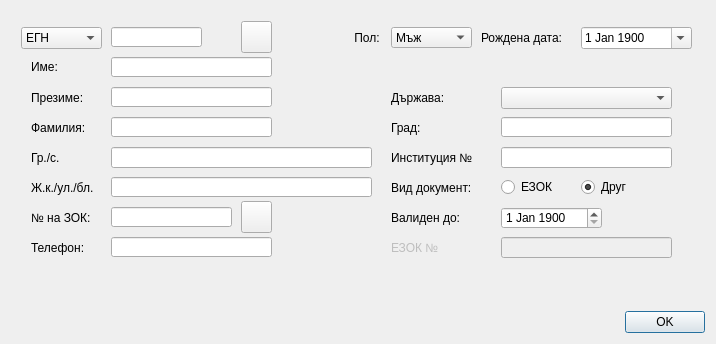
This is src/View/Widgets/PatientFormDialog.ui in thefinalcutbg/DinoDent as Qt 5 draws it before an edit. The edited form follows.
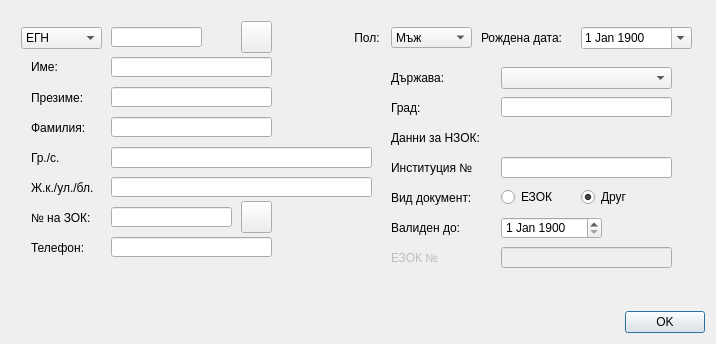
This is the edited form. Custom widgets are drawn as their Qt base class.

Commit message: Foreigner fields updated

The edit to the form file:
```diff
--- a/src/View/Widgets/PatientFormDialog.ui
+++ b/src/View/Widgets/PatientFormDialog.ui
@@ -348,14 +348,14 @@
         <x>370</x>
         <y>46</y>
         <width>311</width>
-        <height>211</height>
+        <height>221</height>
        </rect>
       </property>
       <widget class="QLabel" name="label_10">
        <property name="geometry">
         <rect>
          <x>10</x>
-         <y>30</y>
+         <y>10</y>
          <width>71</width>
          <height>21</height>
         </rect>
@@ -368,7 +368,7 @@
        <property name="geometry">
         <rect>
          <x>120</x>
-         <y>30</y>
+         <y>10</y>
          <width>171</width>
          <height>22</height>
         </rect>
@@ -378,7 +378,7 @@
        <property name="geometry">
         <rect>
          <x>120</x>
-         <y>150</y>
+         <y>160</y>
          <width>101</width>
          <height>22</height>
         </rect>
@@ -391,7 +391,7 @@
        </property>
        <property name="maximumDateTime">
         <datetime>
-         <hour>15</hour>
+         <hour>13</hour>
          <minute>59</minute>
          <second>59</second>
          <year>9999</year>
@@ -418,7 +418,7 @@
        <property name="geometry">
         <rect>
          <x>10</x>
-         <y>150</y>
+         <y>160</y>
          <width>91</width>
          <height>21</height>
         </rect>
@@ -431,7 +431,7 @@
        <property name="geometry">
         <rect>
          <x>10</x>
-         <y>120</y>
+         <y>130</y>
          <width>101</width>
          <height>21</height>
         </rect>
@@ -444,7 +444,7 @@
        <property name="geometry">
         <rect>
          <x>120</x>
-         <y>120</y>
+         <y>130</y>
          <width>61</width>
          <height>20</height>
         </rect>
@@ -460,7 +460,7 @@
        <property name="geometry">
         <rect>
          <x>200</x>
-         <y>120</y>
+         <y>130</y>
          <width>61</width>
          <height>20</height>
         </rect>
@@ -476,7 +476,7 @@
        <property name="geometry">
         <rect>
          <x>120</x>
-         <y>90</y>
+         <y>100</y>
          <width>171</width>
          <height>21</height>
         </rect>
@@ -486,7 +486,7 @@
        <property name="geometry">
         <rect>
          <x>10</x>
-         <y>90</y>
+         <y>100</y>
          <width>101</width>
          <height>21</height>
         </rect>
@@ -502,7 +502,7 @@
        <property name="geometry">
         <rect>
          <x>10</x>
-         <y>180</y>
+         <y>190</y>
          <width>91</width>
          <height>21</height>
         </rect>
@@ -518,7 +518,7 @@
        <property name="geometry">
         <rect>
          <x>120</x>
-         <y>180</y>
+         <y>190</y>
          <width>171</width>
          <height>21</height>
         </rect>
@@ -528,7 +528,7 @@
        <property name="geometry">
         <rect>
          <x>120</x>
-         <y>60</y>
+         <y>40</y>
          <width>171</width>
          <height>20</height>
         </rect>
@@ -550,7 +550,7 @@
        <property name="geometry">
         <rect>
          <x>10</x>
-         <y>60</y>
+         <y>40</y>
          <width>71</width>
          <height>21</height>
         </rect>
@@ -559,6 +559,19 @@
         <string>Град:</string>
        </property>
       </widget>
+      <widget class="QLabel" name="label_9">
+       <property name="geometry">
+        <rect>
+         <x>10</x>
+         <y>70</y>
+         <width>281</width>
+         <height>21</height>
+        </rect>
+       </property>
+       <property name="text">
+        <string>Данни за НЗОК:</string>
+       </property>
+      </widget>
      </widget>
      <widget class="ComboBox" name="typeComboBox">
       <property name="geometry">
```
Left out of the diff: 10 changed lines with no effect on the pictures. The commit also changes 1 other file.
